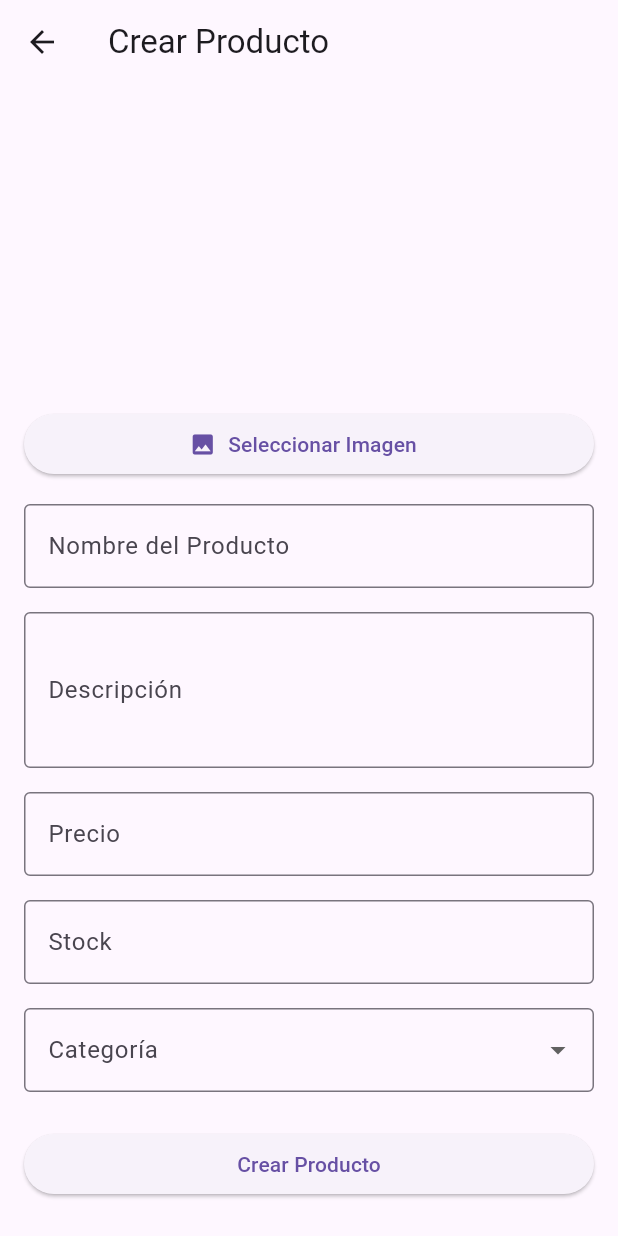
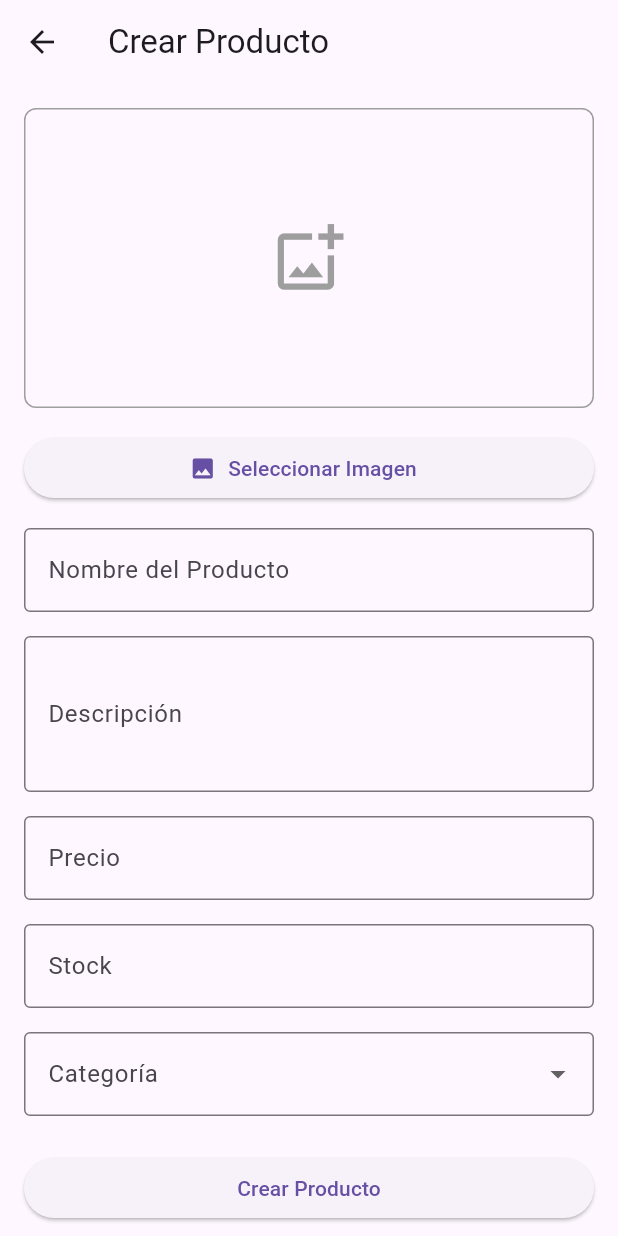
Before and after one commit to mario8q/Store_Sys, a Flutter app: the CreateProductScreen screen opened by its route, on a phone screen of 412 x 824 dp. Run offline on Flutter 3.47's test engine with Material 3 defaults, Android fonts, the phone set to English and light mode, and no system bars; our stand-ins replace appwrite, get, get_storage, image_picker; accounts and stored records are empty.

Commit message:
Error emulador arreglado

```diff
--- a/lib/data/providers/appwrite_provider.dart
+++ b/lib/data/providers/appwrite_provider.dart
@@ -30,7 +30,7 @@ class AppwriteProvider {
   }
 
   Future<Session> createSession(String email, String password) async {
-    final response = await account.createEmailSession(
+    final response = await account.createEmailPasswordSession(
       email: email,
       password: password,
     );
--- a/lib/screens/inventory/create_product_screen.dart
+++ b/lib/screens/inventory/create_product_screen.dart
@@ -1,3 +1,4 @@
+import 'dart:io';
 import 'package:flutter/material.dart';
 import 'package:get/get.dart';
 import 'package:image_picker/image_picker.dart';
@@ -47,13 +48,40 @@ class CreateProductScreen extends GetView<InventoryController> {
             child: Column(
               crossAxisAlignment: CrossAxisAlignment.stretch,
               children: [
-                Obx(() => selectedImagePath.value.isNotEmpty
-                    ? Image.network(
-                        selectedImagePath.value,
-                        height: 200,
-                        fit: BoxFit.cover,
-                      )
-                    : const SizedBox(height: 200)),
+                Obx(() {
+                  if (selectedImagePath.value.isNotEmpty) {
+                    return Container(
+                      height: 200,
+                      decoration: BoxDecoration(
+                        border: Border.all(color: Colors.grey),
+                        borderRadius: BorderRadius.circular(8),
+                      ),
+                      child: ClipRRect(
+                        borderRadius: BorderRadius.circular(8),
+                        child: Image.file(
+                          File(selectedImagePath.value),
+                          height: 200,
+                          fit: BoxFit.cover,
+                        ),
+                      ),
+                    );
+                  }
+                  return Container(
+                    height: 200,
+                    decoration: BoxDecoration(
+                      border: Border.all(color: Colors.grey),
+                      borderRadius: BorderRadius.circular(8),
+                    ),
+                    child: const Center(
+                      child: Icon(
+                        Icons.add_photo_alternate_outlined,
+                        size: 50,
+                        color: Colors.grey,
+                      ),
+                    ),
+                  );
+                }),
+                const SizedBox(height: 16),
                 ElevatedButton.icon(
                   onPressed: () async {
                     final ImagePicker picker = ImagePicker();
@@ -148,7 +176,6 @@ class CreateProductScreen extends GetView<InventoryController> {
                       value: 'Ropa',
                       child: Text('Ropa'),
                     ),
-                    // Agregar más categorías según sea necesario
                   ],
                   onChanged: (value) {
                     categoryController.text = value ?? '';
@@ -162,10 +189,10 @@ class CreateProductScreen extends GetView<InventoryController> {
                 ),
                 const SizedBox(height: 24),
                 ElevatedButton(
-                  onPressed: () {
+                  onPressed: () async {
                     if (formKey.currentState!.validate()) {
                       final product = Product(
-                        id: '',  // Se generará en el backend
+                        id: '',
                         name: nameController.text,
                         description: descriptionController.text,
                         price: double.parse(priceController.text),
@@ -180,9 +207,15 @@ class CreateProductScreen extends GetView<InventoryController> {
                         imageFile = XFile(selectedImagePath.value);
                       }
 
-                      controller.createProduct(product, imageFile: imageFile);
-                      _disposeControllers();
-                      Get.back(); // Volver a la pantalla de inventario
+                      try {
+                        await controller.createProduct(product, imageFile: imageFile);
+                        _disposeControllers();
+                        Get.back();
+                      } catch (e) {
+                        ScaffoldMessenger.of(context).showSnackBar(
+                          SnackBar(content: Text('Error al crear el producto: $e')),
+                        );
+                      }
                     }
                   },
                   child: const Text('Crear Producto'),
--- a/pubspec.yaml
+++ b/pubspec.yaml
@@ -11,10 +11,9 @@ dependencies:
     sdk: flutter
   cupertino_icons: ^1.0.8
   get: ^4.6.6
-  appwrite: ^11.0.1
+  appwrite: ^15.0.0
   get_storage: ^2.1.1
   image_picker: ^1.0.7
-  flutter_web_auth_2: ^2.2.1
 
 dev_dependencies:
   flutter_test:
@@ -25,3 +24,6 @@ flutter:
   uses-material-design: true
   assets:
     - assets/images/
+
+dependency_overrides:
+  flutter_web_auth_2: ^4.0.0
```
Also changed, not shown: pubspec.lock, 6 other files.
